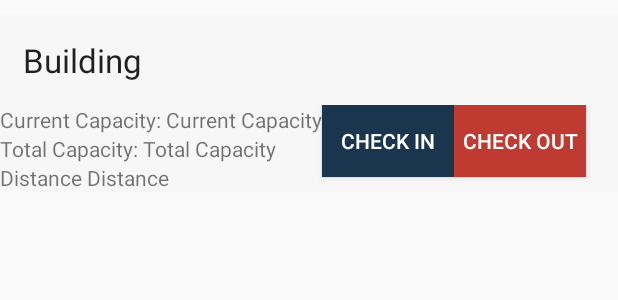
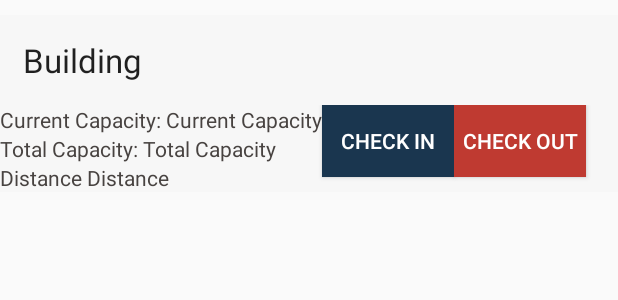
Before and after one commit to jrichwine/cs408-Testing, an Android app: the layout building_list_item.xml on its own in the app's theme, with its tools: preview values and no code run, on a phone screen of 412 x 824 dp. Shown: the top 300 px of the screen. Run offline under Robolectric (Android 15) with nearby library versions, the phone set to English and light mode, and no system bars.

Commit message:
Changed font color on buildings list submenu

```diff
--- a/BoilerCheck/app/src/main/res/layout/building_list_item.xml
+++ b/BoilerCheck/app/src/main/res/layout/building_list_item.xml
@@ -13,7 +13,7 @@
         android:background="#d1f7f7f7"
         android:padding="15dp"
         android:layout_marginTop="10dp"
-        android:shadowColor="#ececec"
+        android:shadowColor="#f4ececec"
         android:singleLine="true"
         android:layout_gravity="bottom|right" />
 
@@ -39,14 +39,16 @@
                     android:layout_width="wrap_content"
                     android:layout_height="wrap_content"
                     android:text="Current Capacity: "
-                    android:layout_gravity="left" />
+                    android:layout_gravity="left"
+                    android:textColor="#484341" />
 
                 <TextView
                     android:layout_width="wrap_content"
                     android:layout_height="wrap_content"
                     android:text="Current Capacity"
                     android:id="@+id/curr_cap"
-                    android:layout_gravity="right" />
+                    android:layout_gravity="right"
+                    android:textColor="#484341" />
             </LinearLayout>
 
             <LinearLayout
@@ -59,14 +61,16 @@
                     android:layout_height="wrap_content"
                     android:text="Total Capacity: "
                     android:autoText="false"
-                    android:layout_gravity="left" />
+                    android:layout_gravity="left"
+                    android:textColor="#484341" />
 
                 <TextView
                     android:layout_width="wrap_content"
                     android:layout_height="wrap_content"
                     android:text="Total Capacity"
                     android:id="@+id/tot_cap"
-                    android:layout_gravity="right" />
+                    android:layout_gravity="right"
+                    android:textColor="#484341" />
 
         </LinearLayout>
 
@@ -79,14 +83,16 @@
                     android:layout_width="wrap_content"
                     android:layout_height="wrap_content"
                     android:text="Distance "
-                    android:layout_gravity="left" />
+                    android:layout_gravity="left"
+                    android:textColor="#484341" />
 
                 <TextView
                     android:layout_width="wrap_content"
                     android:layout_height="wrap_content"
                     android:text="Distance"
                     android:id="@+id/tot_dis"
-                    android:layout_gravity="right" />
+                    android:layout_gravity="right"
+                    android:textColor="#484341" />
 
             </LinearLayout>
 
```
